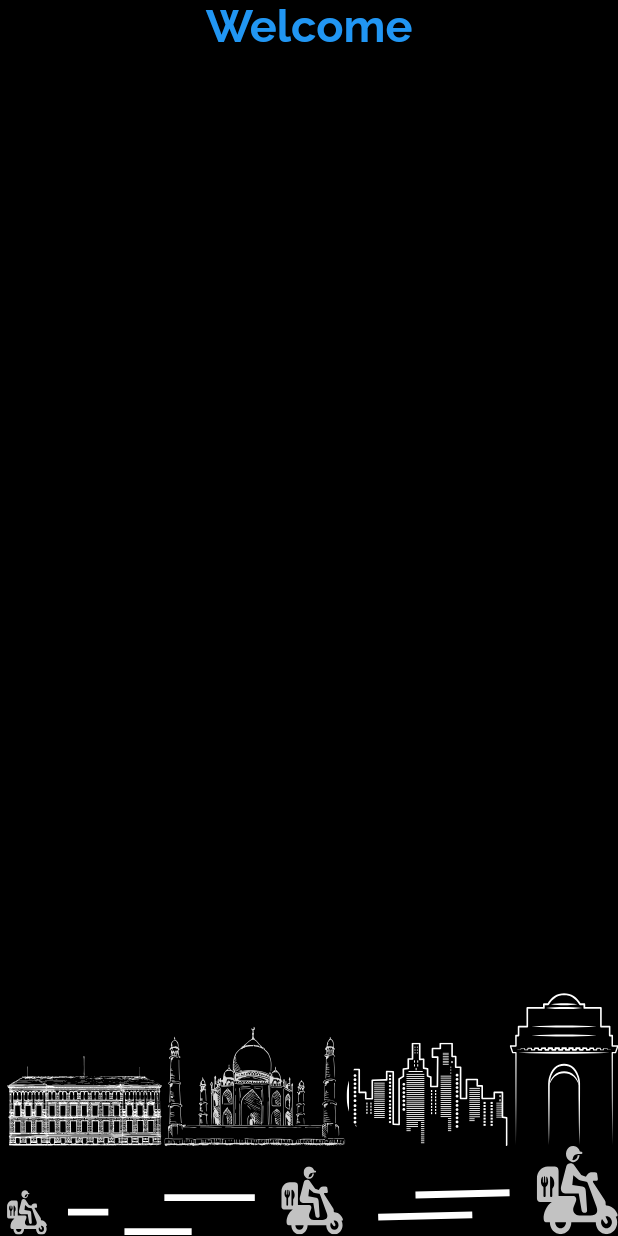
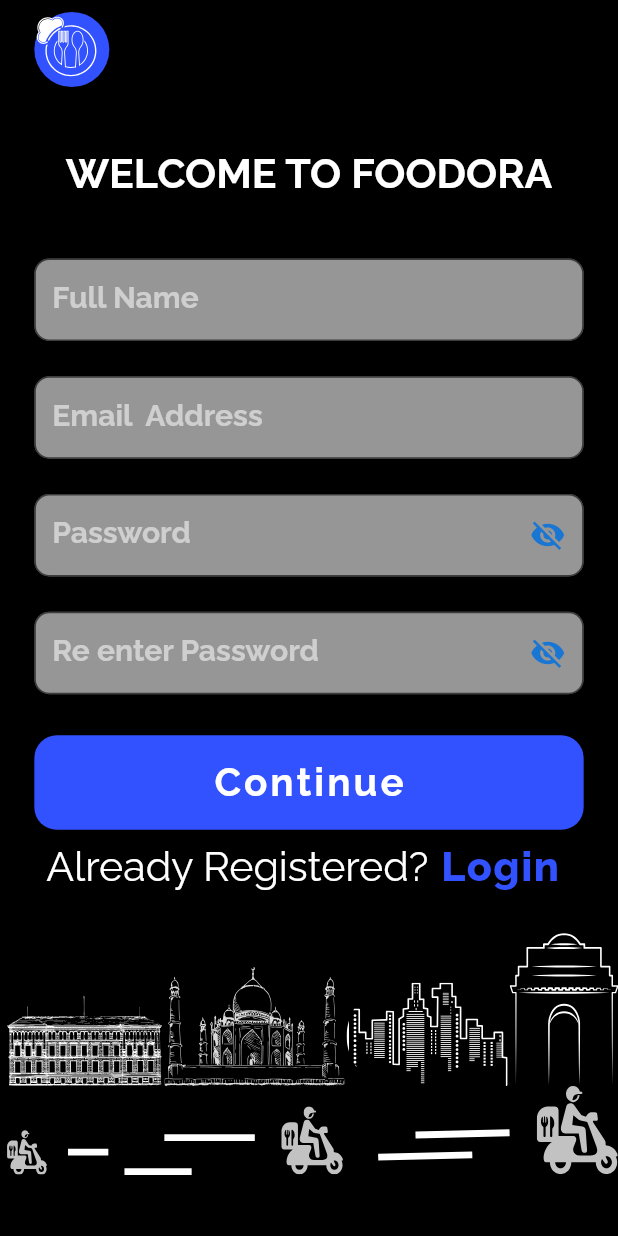
Before and after one commit to udityaprakash/Foodora-Seller-App, a Flutter app: the Loginpage screen opened by its route, after a tap on "Sign In", after a tap on "Register", on a phone screen of 412 x 824 dp. Run offline on Flutter 3.47's test engine with Material 2 defaults, Android fonts, the phone set to English and light mode, and no system bars; our stand-ins replace flutter_svg.

Commit message:
100% completed register page designing

```diff
--- a/lib/screens/desigining.dart
+++ b/lib/screens/desigining.dart
@@ -18,15 +18,15 @@ Widget buttongenerator(String quote, BuildContext context, function) {
     ),
     child: Center(
       child: Padding(
-        padding:EdgeInsets.all(MediaQuery.of(context).size.height / 50),
+        padding: EdgeInsets.all(MediaQuery.of(context).size.height / 50),
         child: Text(
           quote,
-          style:TextStyle(
+          style: TextStyle(
               letterSpacing: 2,
               color: Colors.white,
               fontFamily: 'Raleway',
               fontVariations: <FontVariation>[FontVariation('wght', 700)],
-              fontSize: MediaQuery.of(context).size.width/16),
+              fontSize: MediaQuery.of(context).size.width / 16),
         ),
       ),
     ),
@@ -66,9 +66,9 @@ Widget errortextgenerator(String tex, double fontS, double weit) {
   );
 }
 
-Widget InputFieldgenerator(String hinttxt,BuildContext context) {
+Widget InputFieldgenerator(String hinttxt, BuildContext context) {
   return SizedBox(
-    height: MediaQuery.of(context).size.height/15,
+    height: MediaQuery.of(context).size.height / 15,
     child: TextFormField(
       style: const TextStyle(
         fontSize: 20,
@@ -97,7 +97,7 @@ Widget Textlink(String tex, double fontsiz, BuildContext context,
     child: Text(
       tex,
       style: TextStyle(
-          letterSpacing: 2,
+          letterSpacing: 1,
           color: co,
           fontFamily: 'Raleway',
           fontVariations: <FontVariation>[FontVariation('wght', fontweit)],
@@ -108,7 +108,7 @@ Widget Textlink(String tex, double fontsiz, BuildContext context,
 
 Widget Inputpassfield(String hinttxt, bool _passwordVisible, context, funct) {
   return SizedBox(
-    height: MediaQuery.of(context).size.height/15,
+    height: MediaQuery.of(context).size.height / 15,
     child: TextFormField(
       style: const TextStyle(
         fontSize: 20,
@@ -145,12 +145,34 @@ Widget Backgroundimg(BuildContext context) {
     height: MediaQuery.of(context).size.height,
     width: MediaQuery.of(context).size.width,
     child: Align(
-      alignment: Alignment.bottomCenter,
-      child: SvgPicture.asset(
-        'assets/svg/bottompage.svg',
-        width:MediaQuery.of(context).size.width,)
-      // svggenerator(
-      //     200, MediaQuery.of(context).size.width, 'assets/svg/bottompage.svg'),
+        alignment: Alignment.bottomCenter,
+        child: SvgPicture.asset(
+          'assets/svg/bottompage.svg',
+          width: MediaQuery.of(context).size.width,
+        )
+        // svggenerator(
+        //     200, MediaQuery.of(context).size.width, 'assets/svg/bottompage.svg'),
+        ),
+  );
+}
+
+Widget Toppageicon() {
+  return Padding(
+    padding: const EdgeInsets.only(top:8.0),
+    child: Row(
+      children: [
+        Container(
+          width: 50,
+          decoration: BoxDecoration(
+            borderRadius: BorderRadius.circular(35.0),
+            color: Color.fromRGBO(50, 81, 255, 1),
+          ),
+          child: SvgPicture.asset(
+            'assets/svg/logo.svg',
+            height: 50,
+          ),
+        ),
+      ],
     ),
   );
 }
--- a/lib/screens/homepage/homepage.dart
+++ b/lib/screens/homepage/homepage.dart
@@ -22,22 +22,7 @@ class Homepage extends StatelessWidget {
             child: ListView(
               shrinkWrap: true,
               children: [
-                Row(
-                  children: [
-                    Container(
-                      // color: Colors.blue,
-                      width: 50,
-                      decoration: BoxDecoration(
-                        borderRadius: BorderRadius.circular(35.0),
-                        color: Color.fromRGBO(50, 81, 255, 1),
-                      ),
-                      child: SvgPicture.asset(
-                        'assets/svg/logo.svg',
-                        height: 50,
-                      ),
-                    ),
-                  ],
-                ),
+                Toppageicon(),
                 Row(
                   crossAxisAlignment: CrossAxisAlignment.end,
                   children: [
--- a/lib/screens/homepage/loginpage.dart
+++ b/lib/screens/homepage/loginpage.dart
@@ -28,41 +28,31 @@ class _LoginpageState extends State<Loginpage> {
       child: SingleChildScrollView(
         child: Container(
           height: MediaQuery.of(context).size.height - 40.0,
-          padding: const EdgeInsets.symmetric(horizontal: 20.0),
           child: Stack(children: [
             Align(
               alignment: Alignment.bottomCenter,
-              child: svggenerator(
-                MediaQuery.of(context).size.height/6,
-                MediaQuery.of(context).size.width/1.1 ,
-                 'assets/svg/bottompage.svg')),
+              child: Backgroundimg(context),
+            ),
             ListView(
               shrinkWrap: true,
               children: [
-                Row(
-                  children: [
+                Padding(
+                  padding: const EdgeInsets.only(left:18.0),
+                  child: Toppageicon(),
+                ),
                 Container(
-                      width: 50,
-                      decoration: BoxDecoration(
-                        borderRadius: BorderRadius.circular(35.0),
-                        color: Color.fromRGBO(50, 81, 255, 1),
-                      ),
-                      child: SvgPicture.asset(
-                        'assets/svg/logo.svg',
-                        height: 50,
-                      ),
-                    ),
-                  ],
-                ),
-                Column(
+                  padding: EdgeInsets.symmetric(
+                      horizontal: MediaQuery.of(context).size.width / 15),
+                  child: Column(
                     children: [
                       Padding(
                         padding: const EdgeInsets.only(bottom: 8.0),
-                      child:
-                          svggenerator(MediaQuery.of(context).size.height/2.5,
-                           MediaQuery.of(context).size.width/0.7, 'assets/svg/Fingerprint.svg'),
+                        child: svggenerator(
+                            MediaQuery.of(context).size.height / 2.5,
+                            MediaQuery.of(context).size.width / 0.7,
+                            'assets/svg/Fingerprint.svg'),
                       ),
-                    InputFieldgenerator('Enter Your Email',context),
+                      InputFieldgenerator('Enter Your Email', context),
                       SizedBox(
                         height: 25.0,
                         child: Row(
@@ -107,16 +97,13 @@ class _LoginpageState extends State<Loginpage> {
                               'New user?', 25, 'Raleway', 400, Colors.white),
                           Textlink('Register', 28, context, 800,
                               const Color.fromRGBO(50, 81, 255, 1), () {
-                          Navigator.pushNamed(context, '/newregister');
+                            Navigator.pushReplacementNamed(
+                                context, '/newregister');
                           })
                         ],
                       ),
-                    // Column(
-                    //   children: [
-                    //     svggenerator(140, 360, 'assets/svg/bottompage.svg'),
-                    //   ],
-                    // ),
                     ],
+                  ),
                 ),
               ],
             ),
--- a/lib/screens/newregister/register.dart
+++ b/lib/screens/newregister/register.dart
@@ -9,29 +9,109 @@ class Register extends StatefulWidget {
 }
 
 class _RegisterState extends State<Register> {
+  bool _passwordVisible = true;
+  bool _repassword = true;
+  String emailmess = "";
+  String passmess = "";
   @override
+  void initState() {
+    super.initState();
+    _passwordVisible = true;
+    _repassword = true;
+  }
+
   Widget build(BuildContext context) {
     return Scaffold(
       body: SafeArea(
-        child: Stack(
-          children:[
+        child: SingleChildScrollView(
+          child: Container(
+            height: MediaQuery.of(context).size.height - 40,
+            width: MediaQuery.of(context).size.width,
+            child: Stack(children: [
               Backgroundimg(context),
-            SingleChildScrollView(
-            child: Container(
+              Container(
                 width: MediaQuery.of(context).size.width,
+                padding: EdgeInsets.symmetric(
+                    horizontal: MediaQuery.of(context).size.width / 18),
                 child: Column(
-                // mainAxisAlignment: MainAxisAlignment.spaceBetween,
                   children: [
+                    Toppageicon(),
+                    Padding(
+                      padding: EdgeInsets.symmetric(
+                          vertical: MediaQuery.of(context).size.height / 20),
+                      child: Center(
+                        child: textgenerator(
+                            'WELCOME TO FOODORA',
+                            MediaQuery.of(context).size.width / 15,
+                            'Raleway',
+                            700,
+                            Colors.white),
+                      ),
+                    ),
+                    InputFieldgenerator('Full Name', context),
+                    SizedBox(
+                      height: MediaQuery.of(context).size.height / 35,
+                    ),
+                    InputFieldgenerator('Email  Address', context),
+                    SizedBox(
+                      height: MediaQuery.of(context).size.height / 35,
+                      child: Align(
+                          alignment: Alignment.topLeft,
+                          child: errortextgenerator(emailmess,
+                              MediaQuery.of(context).size.width / 25, 300)),
+                    ),
+                    Inputpassfield('Password', _passwordVisible, context, () {
+                      setState(() {
+                        _passwordVisible = !_passwordVisible;
+                      });
+                    }),
+                    SizedBox(
+                      height: MediaQuery.of(context).size.height / 35,
+                    ),
+                    Inputpassfield('Re enter Password', _repassword, context,
+                        () {
+                      setState(() {
+                        _repassword = !_repassword;
+                      });
+                    }),
+                    SizedBox(
+                      height: MediaQuery.of(context).size.height / 30,
+                      child: Align(
+                          alignment: Alignment.topLeft,
+                          child: errortextgenerator(passmess,
+                              MediaQuery.of(context).size.width / 25, 300)),
+                    ),
+                    buttongenerator('Continue', context, () {
+                      setState(() {
+                        emailmess = "Invalid Email";
+                        passmess = "Password do not match";
 
-                  Center(
-                    child: textgenerator(
-                        'Welcome', 30, 'Raleway', 700, Colors.blue),
+                      });
+                    }),
+                    Row(
+                      mainAxisAlignment: MainAxisAlignment.center,
+                      children: [
+                        textgenerator(
+                            'Already Registered?',
+                            MediaQuery.of(context).size.width / 15,
+                            'Raleway',
+                            400,
+                            Colors.white),
+                        Textlink(
+                            'Login',
+                            MediaQuery.of(context).size.width / 15,
+                            context,
+                            800,
+                            const Color.fromRGBO(50, 81, 255, 1), () {
+                          Navigator.pushReplacementNamed(context, '/siginpage');
+                        })
+                      ],
                     ),
                   ],
                 ),
               ),
+            ]),
           ),
-          ]
         ),
       ),
     );
```
Lines whose indentation alone changed are shown as unchanged.
